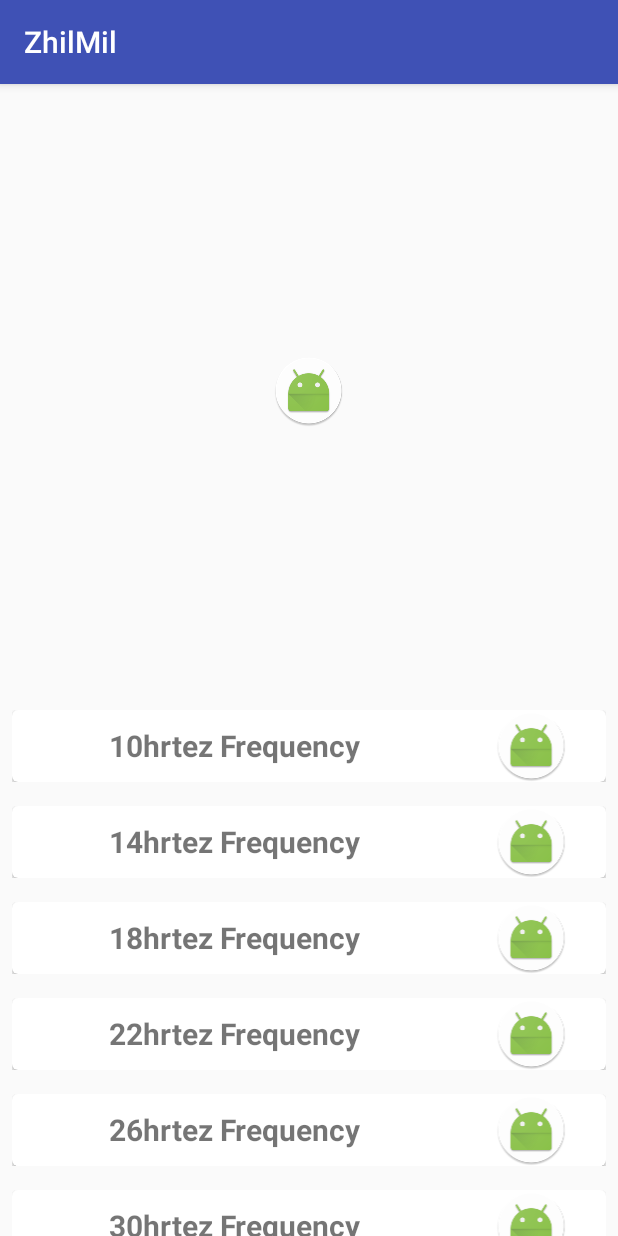
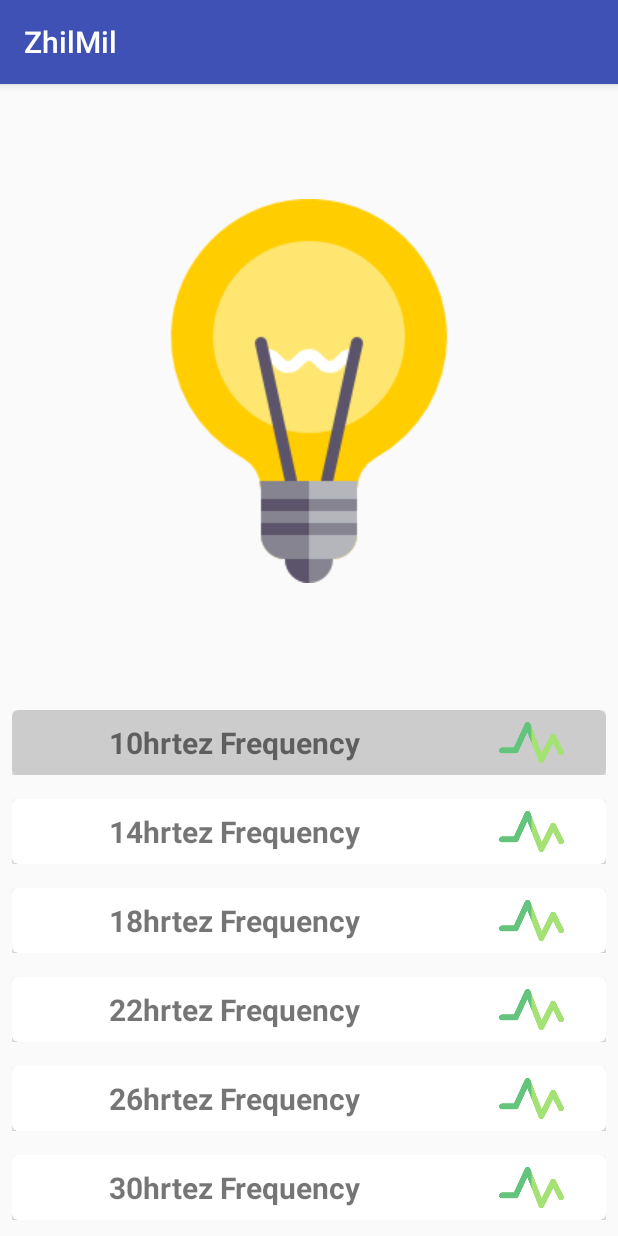
Before and after one commit to jaindheerain/ZhilMil, an Android app: the MainActivity screen opened directly, with no data from a screen before it, after a tap on an icon or button, on a phone screen of 412 x 824 dp. Run offline under Robolectric (Android 15) with nearby library versions, the phone set to English and light mode, and no system bars; 1 statement that could not run was skipped; 1 other tap on this screen came first.

Commit message:
UIupdated;IconsAdded;MinorBugsFixed

```diff
--- /dev/null
+++ b/app/src/main/java/dheerain/jain/zhilmil/AsycObj.java
@@ -0,0 +1,21 @@
+package dheerain.jain.zhilmil;
+
+/**
+ * Created by Dheerain on 31-07-2017.
+ */
+
+public class AsycObj {
+
+    Communicator communicator;
+
+    void refrence(Communicator communicator)
+    {
+        this.communicator=communicator;
+    }
+
+    void startFunction()
+    {
+        communicator.doTask();
+    }
+
+}
--- a/app/src/main/java/dheerain/jain/zhilmil/Communicator.java
+++ b/app/src/main/java/dheerain/jain/zhilmil/Communicator.java
@@ -5,4 +5,5 @@ package dheerain.jain.zhilmil;
  */
 
 public interface Communicator {
+    void doTask();
 }
--- a/app/src/main/java/dheerain/jain/zhilmil/FrequencyAdapter.java
+++ b/app/src/main/java/dheerain/jain/zhilmil/FrequencyAdapter.java
@@ -1,6 +1,8 @@
 package dheerain.jain.zhilmil;
 
 import android.content.Context;
+import android.graphics.Color;
+import android.support.v7.widget.CardView;
 import android.support.v7.widget.RecyclerView;
 import android.view.LayoutInflater;
 import android.view.View;
@@ -18,8 +20,10 @@ public class FrequencyAdapter extends RecyclerView.Adapter<FrequencyAdapter.View
 
     ArrayList<frequency> frequencies;
     Context context;
+    AsycObj asycObj=new AsycObj();
     public FrequencyAdapter(ArrayList<frequency> frequencies,Context c) {
 
+        asycObj.refrence((Communicator) c);
         this.frequencies=frequencies;
         context=c;
     }
@@ -33,13 +37,21 @@ public class FrequencyAdapter extends RecyclerView.Adapter<FrequencyAdapter.View
     }
 
     @Override
-    public void onBindViewHolder(ViewHolder holder, final int position) {
+    public void onBindViewHolder(final ViewHolder holder, final int position) {
 
         holder.name.setText(frequencies.get(position).getFreq()+"hrtez Frequency");
         holder.name.setOnClickListener(new View.OnClickListener() {
             @Override
             public void onClick(View v) {
+                reset();
+                notifyDataSetChanged();
                 MainActivity.delay=frequencies.get(position).getMilisec();
+                asycObj.startFunction();
+                if(!frequencies.get(position).isClicked())
+                    frequencies.get(position).setClicked(true);
+                else
+                    frequencies.get(position).setClicked(false);
+                notifyDataSetChanged();
             }
         });
         holder.icon.setOnClickListener(new View.OnClickListener() {
@@ -48,7 +60,12 @@ public class FrequencyAdapter extends RecyclerView.Adapter<FrequencyAdapter.View
                 MainActivity.delay=frequencies.get(position).getMilisec();
             }
         });
-
+        if(frequencies.get(position).isClicked())
+        holder.cardView.setCardBackgroundColor(Color.LTGRAY);
+        else{
+            holder.cardView.setCardBackgroundColor(Color.WHITE);
+        }
+//        notifyDataSetChanged();
     }
 
     @Override
@@ -60,11 +77,20 @@ public class FrequencyAdapter extends RecyclerView.Adapter<FrequencyAdapter.View
 
         TextView name;
         ImageView icon;
-
+        CardView cardView;
         public ViewHolder(View v) {
             super(v);
+            cardView= (CardView) v.findViewById(R.id.cardView);
             name = (TextView) v.findViewById(R.id.frequencies);
             icon= (ImageView) v.findViewById(R.id.icon_frequency);
+            icon.setImageResource(R.drawable.pulse);
+        }
+    }
+    void reset()
+    {
+        for(int i=0;i<frequencies.size();i++)
+        {
+            frequencies.get(i).setClicked(false);
         }
     }
 }
--- a/app/src/main/java/dheerain/jain/zhilmil/MainActivity.java
+++ b/app/src/main/java/dheerain/jain/zhilmil/MainActivity.java
@@ -15,7 +15,7 @@ import android.widget.Toast;
 
 import java.util.ArrayList;
 
-public class MainActivity extends AppCompatActivity {
+public class MainActivity extends AppCompatActivity implements Communicator{
 
     ImageView powerButton;
     View v;
@@ -37,18 +37,20 @@ recyclerView= (RecyclerView) findViewById(R.id.recyclerView);
         v=findViewById(android.R.id.content);
         checkFlash();
         powerButton= (ImageView) findViewById(R.id.switchButton);
+        powerButton.setImageResource(R.drawable.lightoff);
         getCamera();
-        switchButton();
         powerButton.setOnClickListener(new View.OnClickListener() {
             @Override
             public void onClick(View v) {
                 if(isFlashOn || isClicked){
 
+                    switchButton();
                     Toast.makeText(MainActivity.this, "ON", Toast.LENGTH_SHORT).show();
                     a.cancel(true);
                     isClicked=false;
                 }
                 else {
+                    switchButton();
                     a=new ticker();
                     a.execute();
                     isClicked=true;
@@ -160,10 +162,10 @@ recyclerView= (RecyclerView) findViewById(R.id.recyclerView);
     }
 
     void switchButton(){
-        if(isFlashOn){
-            powerButton.setImageResource(R.mipmap.ic_launcher);
+        if(isClicked){
+            powerButton.setImageResource(R.drawable.lightoff);
         }else{
-            powerButton.setImageResource(R.mipmap.ic_launcher_round);
+            powerButton.setImageResource(R.drawable.lighton);
         }
     }
 
@@ -174,6 +176,15 @@ recyclerView= (RecyclerView) findViewById(R.id.recyclerView);
         } else { // On, turn it off
             turnOff();
         }
+    }
+
+    @Override
+    public void doTask() {
+            powerButton.setImageResource(R.drawable.lighton);
+            a.cancel(true);
+            a=new ticker();
+            a.execute();
+        isClicked=true;
     }
 
     public  class ticker extends AsyncTask<Void,Void,Void>{
@@ -210,8 +221,10 @@ recyclerView= (RecyclerView) findViewById(R.id.recyclerView);
         @Override
         protected void onStop() {
             super.onStop();
-                if (camera != null) {
-                    a.cancel(true);
+            if(!a.isCancelled())
+                a.cancel(true);
+
+            if (camera != null) {
                     isClicked=false;
                     camera.release();
                     camera = null;
--- a/app/src/main/java/dheerain/jain/zhilmil/frequency.java
+++ b/app/src/main/java/dheerain/jain/zhilmil/frequency.java
@@ -6,10 +6,14 @@ package dheerain.jain.zhilmil;
 
 public class frequency {
     int freq;
+
+
+    boolean clicked;
     int milisec;
 
     public frequency(int freq, int milisec) {
         this.freq = freq;
+        clicked=false;
         this.milisec = milisec;
     }
 
@@ -20,4 +24,12 @@ public class frequency {
     public int getMilisec() {
         return milisec;
     }
+    public boolean isClicked() {
+        return clicked;
+    }
+
+    public void setClicked(boolean clicked) {
+        this.clicked = clicked;
+    }
+
 }
--- a/app/src/main/res/layout/layout_freq.xml
+++ b/app/src/main/res/layout/layout_freq.xml
@@ -9,8 +9,8 @@
 
     <android.support.v7.widget.CardView
         android:layout_width="match_parent"
-
-        android:layout_height="match_parent"
+            android:id="@+id/cardView"
+        android:layout_height="wrap_content"
         app:cardCornerRadius="4dp">
 
         <LinearLayout
@@ -21,7 +21,7 @@
             <TextView
                 android:id="@+id/frequencies"
                 android:layout_width="0dp"
-                android:layout_height="match_parent"
+                android:layout_height="wrap_content"
                 android:layout_weight="1.5"
                 android:gravity="center"
                 android:padding="8dp"
```
Also changed, not shown: app/src/main/res/drawable/energyoff.png (added), app/src/main/res/drawable/energyon.png (added), app/src/main/res/drawable/lightoff.png (added), app/src/main/res/drawable/lighton.png (added), app/src/main/res/drawable/pulse.png (added).
